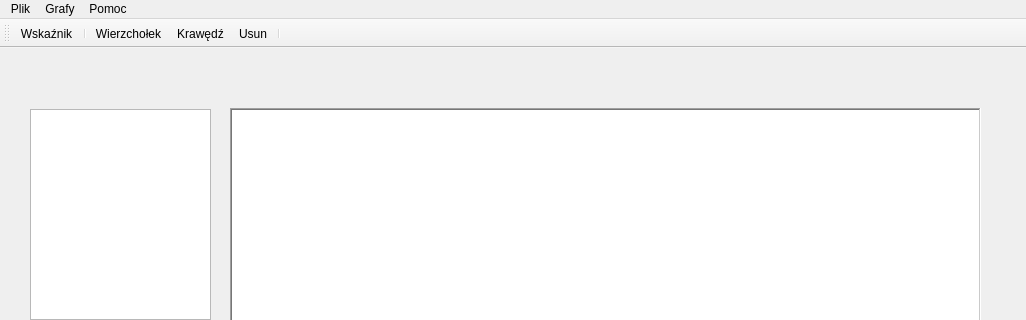
Before: the Qt Designer form MainWindow/mainwindow.ui in Forczu/Visualization-of-Flow-Network-Algorithms, drawn with Qt 5; both pictures show x 0 to 1026 and y 0 to 320 of the 1026 by 735 pixel window.
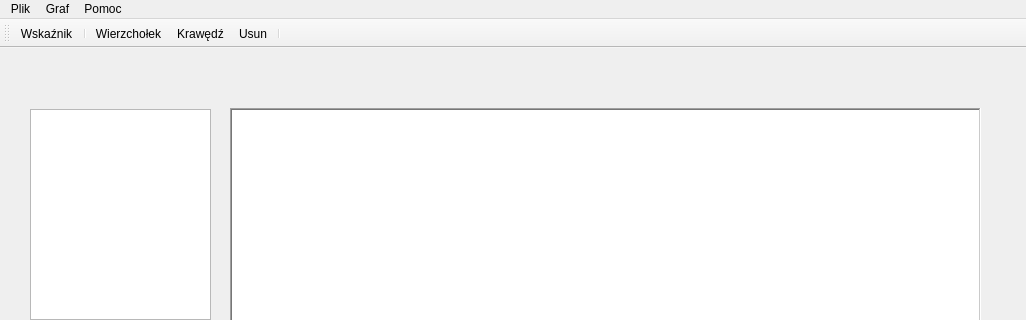
After: the same form once the commit is applied. Icons and pictures are not drawn. Custom widgets are drawn as their Qt base class.

Commit message: Graf skierowany i nieskierowany

Patch:
```diff
--- a/MainWindow/mainwindow.ui
+++ b/MainWindow/mainwindow.ui
@@ -94,7 +94,7 @@
    </widget>
    <widget class="QMenu" name="menuUstawienia">
     <property name="title">
-     <string>Grafy</string>
+     <string>Graf</string>
     </property>
     <addaction name="actionShape"/>
    </widget>
```
Left out of the diff: 61 changed lines with no effect on the pictures. The commit also changes 14 other files.
